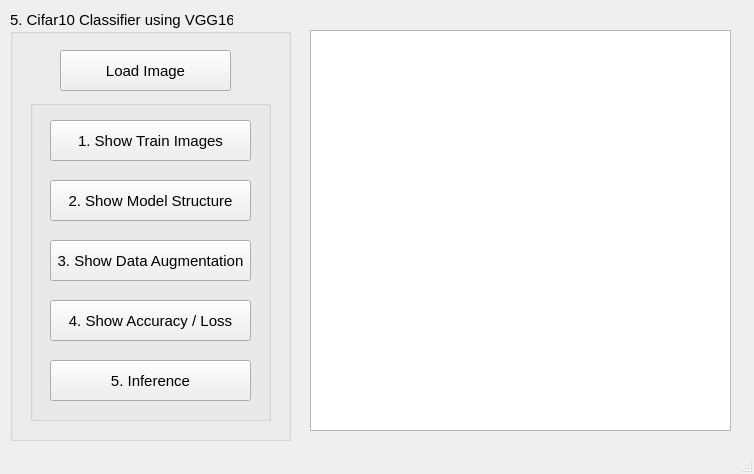
Old version of the form hw1_2/hw1_05/GUI.ui in the repository kelly-y/CVDL.
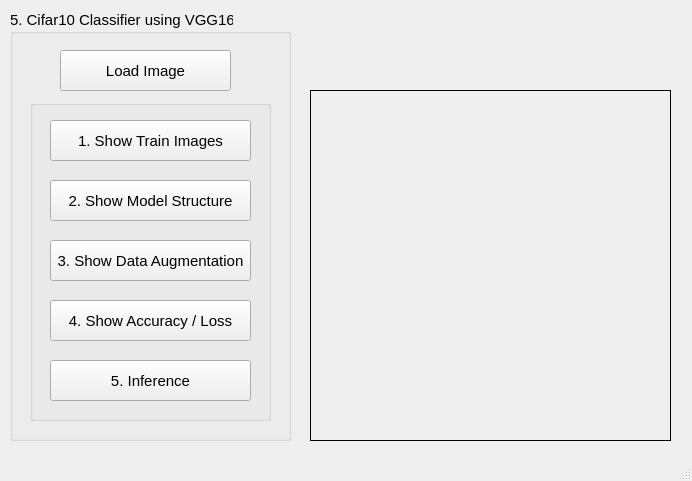
New version of the form.

```diff
--- a/hw1_2/hw1_05/GUI.ui
+++ b/hw1_2/hw1_05/GUI.ui
@@ -6,8 +6,8 @@
    <rect>
     <x>0</x>
     <y>0</y>
-    <width>754</width>
-    <height>474</height>
+    <width>692</width>
+    <height>481</height>
    </rect>
   </property>
   <property name="windowTitle">
@@ -153,14 +153,56 @@
      </widget>
     </widget>
    </widget>
-   <widget class="QGraphicsView" name="graphicsView">
+   <widget class="QLabel" name="label">
     <property name="geometry">
      <rect>
       <x>310</x>
+      <y>90</y>
+      <width>361</width>
+      <height>351</height>
+     </rect>
+    </property>
+    <property name="frameShape">
+     <enum>QFrame::Box</enum>
+    </property>
+    <property name="text">
+     <string/>
+    </property>
+   </widget>
+   <widget class="QLabel" name="lbl_conf">
+    <property name="geometry">
+     <rect>
+      <x>316</x>
       <y>30</y>
-      <width>421</width>
-      <height>401</height>
+      <width>341</width>
+      <height>31</height>
      </rect>
+    </property>
+    <property name="font">
+     <font>
+      <pointsize>14</pointsize>
+     </font>
+    </property>
+    <property name="text">
+     <string/>
+    </property>
+   </widget>
+   <widget class="QLabel" name="lbl_prediction">
+    <property name="geometry">
+     <rect>
+      <x>320</x>
+      <y>60</y>
+      <width>341</width>
+      <height>31</height>
+     </rect>
+    </property>
+    <property name="font">
+     <font>
+      <pointsize>14</pointsize>
+     </font>
+    </property>
+    <property name="text">
+     <string/>
     </property>
    </widget>
   </widget>
```
Left out of the diff: 2 changed lines with no effect on the pictures.
